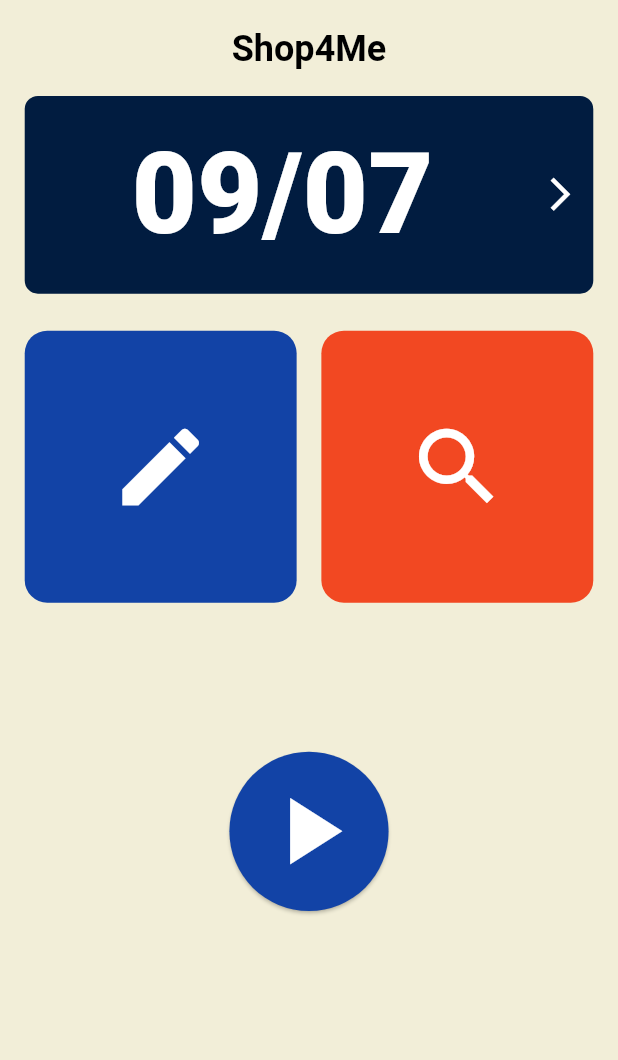
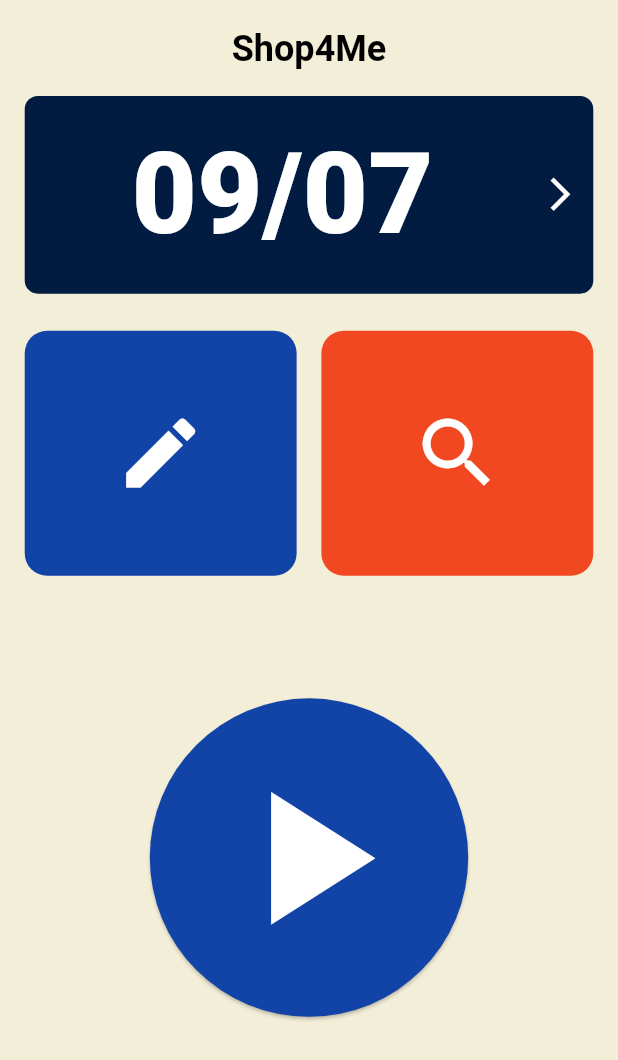
Before and after one commit to MatthieuFranques/ShopForMe, a Flutter app: the screen it shows after launch, on a phone screen of 412 x 824 dp. Shown: the top 1060 px of the screen. Run offline on Flutter 3.47's test engine with Material 3 defaults, Android fonts, the phone set to English and light mode, and no system bars; our stand-ins replace flutter_bloc.

Commit message:
refactor(ui): Update size calculation for StartButton widget

```diff
--- a/mobile/lib/ui/widgets/start_button.dart
+++ b/mobile/lib/ui/widgets/start_button.dart
@@ -9,7 +9,7 @@ class StartButton extends StatelessWidget {
   Widget build(BuildContext context) {
     return LayoutBuilder(
       builder: (context, constraints) {
-        final size = constraints.maxWidth * 0.2; // 20% de la largeur du parent
+        final size = constraints.maxWidth * 0.4; // 20% de la largeur du parent
         return ElevatedButton(
           onPressed: onPressed,
           style: ElevatedButton.styleFrom(
```
